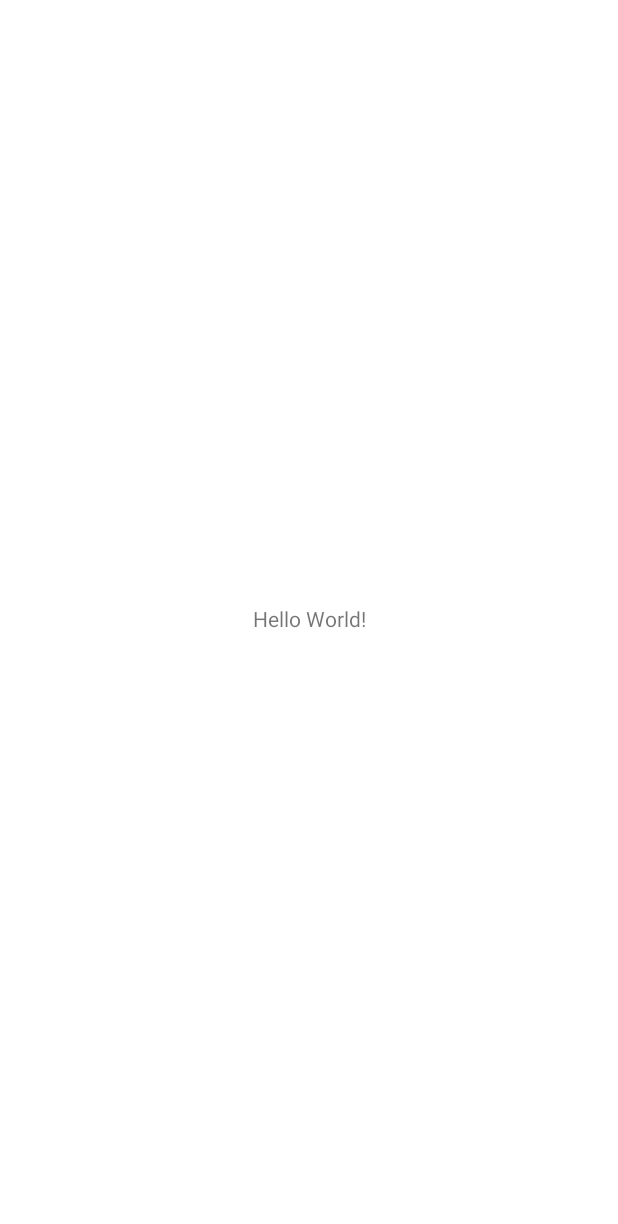
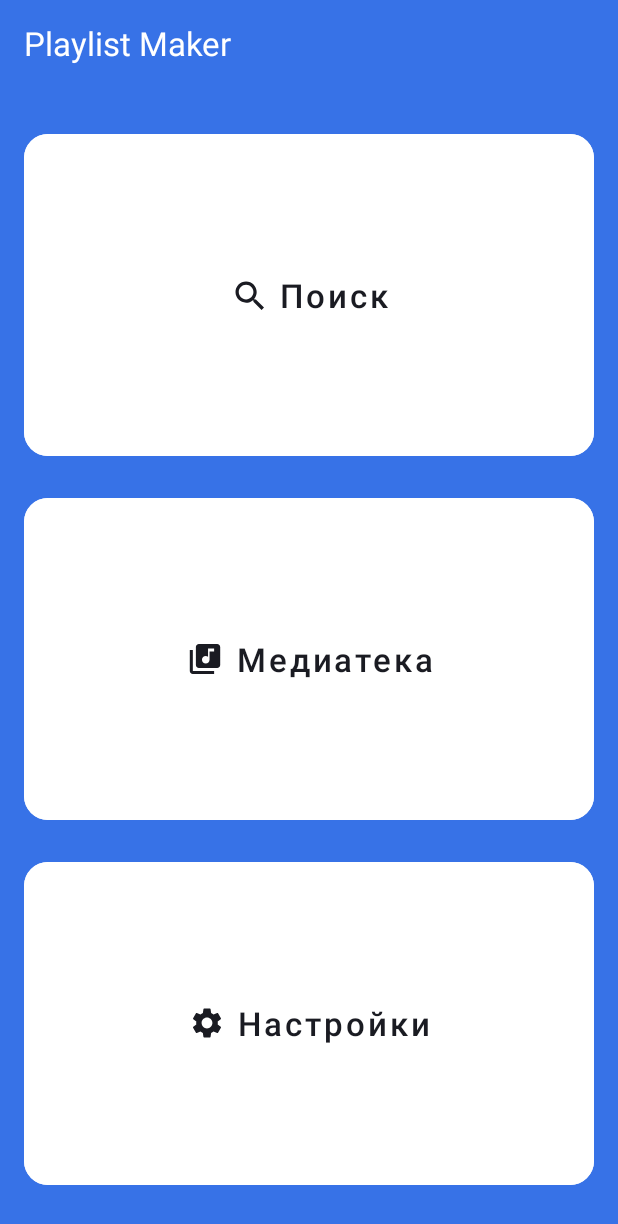
Before and after one commit to Vi1317/PlaylistMaker, an Android app: the screen it shows after launch (MainActivity), on a phone screen of 412 x 824 dp. Before the commit the part shown is almost empty. Shown: the top 1224 px of the screen. Run offline under Robolectric (Android 15) with nearby library versions, the phone set to English and light mode, and no system bars.

Commit message:
8 спринт

```diff
--- a/app/src/main/java/com/example/playlistmaker/MainActivity.kt
+++ b/app/src/main/java/com/example/playlistmaker/MainActivity.kt
@@ -1,6 +1,9 @@
 package com.example.playlistmaker
 
+import android.content.Intent
 import android.os.Bundle
+import android.widget.Button
+import android.widget.Toast
 import androidx.activity.enableEdgeToEdge
 import androidx.appcompat.app.AppCompatActivity
 import androidx.core.view.ViewCompat
@@ -11,5 +14,23 @@ class MainActivity : AppCompatActivity() {
         super.onCreate(savedInstanceState)
 
         setContentView(R.layout.activity_main)
+
+        val searchButton = findViewById<Button>(R.id.search)
+        searchButton.setOnClickListener {
+            val intent = Intent(this, SearchActivity::class.java)
+            startActivity(intent)
+        }
+
+        val mediaButton = findViewById<Button>(R.id.media)
+        mediaButton.setOnClickListener {
+            val intent = Intent(this, MediaActivity::class.java)
+            startActivity(intent)
+        }
+
+        val settingsButton = findViewById<Button>(R.id.settings)
+        settingsButton.setOnClickListener {
+            val intent = Intent(this, SettingsActivity::class.java)
+            startActivity(intent)
+        }
     }
 }
--- /dev/null
+++ b/app/src/main/res/drawable/ic_media_24.xml
@@ -0,0 +1,9 @@
+<vector xmlns:android="http://schemas.android.com/apk/res/android"
+    android:width="25dp"
+    android:height="24dp"
+    android:viewportWidth="25"
+    android:viewportHeight="24">
+  <path
+      android:pathData="M20.5,2H8.5C7.4,2 6.5,2.9 6.5,4V16C6.5,17.1 7.4,18 8.5,18H20.5C21.6,18 22.5,17.1 22.5,16V4C22.5,2.9 21.6,2 20.5,2ZM18.5,7H15.5V12.5C15.5,13.88 14.38,15 13,15C11.62,15 10.5,13.88 10.5,12.5C10.5,11.12 11.62,10 13,10C13.57,10 14.08,10.19 14.5,10.51V5H18.5V7ZM4.5,6H2.5V20C2.5,21.1 3.4,22 4.5,22H18.5V20H4.5V6Z"
+      android:fillColor="#1A1B22"/>
+</vector>
--- /dev/null
+++ b/app/src/main/res/drawable/ic_search_24.xml
@@ -0,0 +1,9 @@
+<vector xmlns:android="http://schemas.android.com/apk/res/android"
+    android:width="24dp"
+    android:height="24dp"
+    android:viewportWidth="24"
+    android:viewportHeight="24">
+  <path
+      android:pathData="M16.579,14.95H15.721L15.417,14.656C16.481,13.418 17.122,11.81 17.122,10.061C17.122,6.161 13.961,3 10.061,3C6.161,3 3,6.161 3,10.061C3,13.961 6.161,17.122 10.061,17.122C11.81,17.122 13.418,16.481 14.656,15.417L14.95,15.721V16.579L20.381,22L22,20.381L16.579,14.95ZM10.061,14.95C7.356,14.95 5.173,12.766 5.173,10.061C5.173,7.356 7.356,5.173 10.061,5.173C12.766,5.173 14.95,7.356 14.95,10.061C14.95,12.766 12.766,14.95 10.061,14.95Z"
+      android:fillColor="#1A1B22"/>
+</vector>
--- /dev/null
+++ b/app/src/main/res/drawable/ic_settings_24.xml
@@ -0,0 +1,9 @@
+<vector xmlns:android="http://schemas.android.com/apk/res/android"
+    android:width="24dp"
+    android:height="24dp"
+    android:viewportWidth="24"
+    android:viewportHeight="24">
+  <path
+      android:pathData="M19.14,12.94C19.18,12.64 19.2,12.33 19.2,12C19.2,11.68 19.18,11.36 19.13,11.06L21.16,9.48C21.34,9.34 21.39,9.07 21.28,8.87L19.36,5.55C19.24,5.33 18.99,5.26 18.77,5.33L16.38,6.29C15.88,5.91 15.35,5.59 14.76,5.35L14.4,2.81C14.36,2.57 14.16,2.4 13.92,2.4H10.08C9.84,2.4 9.65,2.57 9.61,2.81L9.25,5.35C8.66,5.59 8.12,5.92 7.63,6.29L5.24,5.33C5.02,5.25 4.77,5.33 4.65,5.55L2.74,8.87C2.62,9.08 2.66,9.34 2.86,9.48L4.89,11.06C4.84,11.36 4.8,11.69 4.8,12C4.8,12.31 4.82,12.64 4.87,12.94L2.84,14.52C2.66,14.66 2.61,14.93 2.72,15.13L4.64,18.45C4.76,18.67 5.01,18.74 5.23,18.67L7.62,17.71C8.12,18.09 8.65,18.41 9.24,18.65L9.6,21.19C9.65,21.43 9.84,21.6 10.08,21.6H13.92C14.16,21.6 14.36,21.43 14.39,21.19L14.75,18.65C15.34,18.41 15.88,18.09 16.37,17.71L18.76,18.67C18.98,18.75 19.23,18.67 19.35,18.45L21.27,15.13C21.39,14.91 21.34,14.66 21.15,14.52L19.14,12.94ZM12,15.6C10.02,15.6 8.4,13.98 8.4,12C8.4,10.02 10.02,8.4 12,8.4C13.98,8.4 15.6,10.02 15.6,12C15.6,13.98 13.98,15.6 12,15.6Z"
+      android:fillColor="#1A1B22"/>
+</vector>
--- a/app/src/main/res/layout/activity_main.xml
+++ b/app/src/main/res/layout/activity_main.xml
@@ -1,19 +1,34 @@
 <?xml version="1.0" encoding="utf-8"?>
-<androidx.constraintlayout.widget.ConstraintLayout xmlns:android="http://schemas.android.com/apk/res/android"
+<LinearLayout xmlns:android="http://schemas.android.com/apk/res/android"
     xmlns:app="http://schemas.android.com/apk/res-auto"
-    xmlns:tools="http://schemas.android.com/tools"
-    android:id="@+id/main"
     android:layout_width="match_parent"
     android:layout_height="match_parent"
-    tools:context=".MainActivity">
+    android:id="@+id/main"
+    android:orientation="vertical"
+    android:background="@color/blue"
+    android:paddingStart="@dimen/padding_16"
+    android:paddingEnd="@dimen/padding_16"
+    android:paddingBottom="@dimen/padding_28">
 
-    <TextView
-        android:layout_width="wrap_content"
-        android:layout_height="wrap_content"
-        android:text="Hello World!"
-        app:layout_constraintBottom_toBottomOf="parent"
-        app:layout_constraintEnd_toEndOf="parent"
-        app:layout_constraintStart_toStartOf="parent"
-        app:layout_constraintTop_toTopOf="parent" />
+    <TextView style="@style/header"
+        android:text="@string/app_name"
+        android:textColor="@color/white">
+    </TextView>
 
-</androidx.constraintlayout.widget.ConstraintLayout>
+    <Button style="@style/main_menu_buttons"
+        android:id="@+id/search"
+        android:text="@string/search"
+        app:icon="@drawable/ic_search_24"
+        android:layout_marginTop="@dimen/padding_24"/>
+
+    <Button style="@style/main_menu_buttons"
+        android:id="@+id/media"
+        android:text="@string/media"
+        app:icon="@drawable/ic_media_24" />
+
+    <Button style="@style/main_menu_buttons"
+        android:id="@+id/settings"
+        android:text="@string/settings"
+        app:icon="@drawable/ic_settings_24" />
+
+</LinearLayout>
--- a/app/src/main/res/values/colors.xml
+++ b/app/src/main/res/values/colors.xml
@@ -1,5 +1,10 @@
 <?xml version="1.0" encoding="utf-8"?>
 <resources>
-    <color name="black">#FF000000</color>
-    <color name="white">#FFFFFFFF</color>
+    <color name="black">#1A1B22</color>
+    <color name="white">#FFFFFF</color>
+    <color name="text_gray">#AEAFB4</color>
+    <color name="light_gray">#E6E8EB</color>
+    <color name="red">#F56B6C</color>
+    <color name="blue">#3772E7</color>
+    <color name="blue_light">#9FBBF3</color>
 </resources>
--- /dev/null
+++ b/app/src/main/res/values/dimens.xml
@@ -0,0 +1,9 @@
+<?xml version="1.0" encoding="utf-8"?>
+<resources>
+    <dimen name="padding_28">28dp</dimen>
+    <dimen name="padding_24">24dp</dimen>
+    <dimen name="padding_16">16dp</dimen>
+    <dimen name="padding_14">14dp</dimen>
+    <dimen name="main_text">22sp</dimen>
+    <dimen name="menu_text">16sp</dimen>
+</resources>
--- a/app/src/main/res/values/strings.xml
+++ b/app/src/main/res/values/strings.xml
@@ -1,3 +1,11 @@
 <resources>
     <string name="app_name">Playlist Maker</string>
+    <string name="search">Поиск</string>
+    <string name="media">Медиатека</string>
+    <string name="settings">Настройки</string>
+    <string name="theme">Темная тема</string>
+    <string name="share">Поделиться приложением</string>
+    <string name="support">Написать в поддержку</string>
+    <string name="agreement">Пользовательское соглашение</string>
+    <string name="back">Назад</string>
 </resources>
--- /dev/null
+++ b/app/src/main/res/values/style.xml
@@ -0,0 +1,47 @@
+<?xml version="1.0" encoding="utf-8"?>
+<resources>
+    <style name="header">
+        <item name="android:layout_width">wrap_content</item>
+        <item name="android:layout_height">wrap_content</item>
+        <item name="android:textColor">@color/black</item>
+        <item name="android:textSize">@dimen/main_text</item>
+        <item name="android:layout_marginTop">@dimen/padding_14</item>
+        <item name="android:layout_marginBottom">@dimen/padding_16</item>
+    </style>
+
+    <style name="main_menu_buttons" parent="Widget.MaterialComponents.Button.UnelevatedButton">
+        <item name="android:layout_width">match_parent</item>
+        <item name="android:layout_height">0dp</item>
+        <item name="android:backgroundTint">@color/white</item>
+        <item name="android:layout_weight">1</item>
+        <item name="android:layout_marginTop">@dimen/padding_16</item>
+        <item name="android:gravity">center</item>
+        <item name="cornerRadius">16dp</item>
+
+        <item name="android:textAllCaps">false</item>
+        <item name="android:textSize">@dimen/main_text</item>
+        <item name="android:textColor">@color/black</item>
+
+        <item name="iconGravity">textStart</item>
+        <item name="iconTint">@color/black</item>
+        <item name="iconPadding">8dp</item>
+    </style>
+
+    <style name="settings_menu_element">
+        <item name="android:layout_width">match_parent</item>
+        <item name="android:layout_height">wrap_content</item>
+        <item name="android:orientation">horizontal</item>
+        <item name="android:gravity">center_vertical</item>
+    </style>
+
+    <style name="settings_menu_text">
+        <item name="android:layout_width">0dp</item>
+        <item name="android:layout_height">wrap_content</item>
+        <item name="android:layout_weight">1</item>
+        <item name="android:textSize">@dimen/menu_text</item>
+        <item name="android:textColor">@color/black</item>
+        <item name="android:gravity">start|center_vertical</item>
+        <item name="android:paddingBottom">21dp</item>
+        <item name="android:paddingTop">21dp</item>
+    </style>
+</resources>
```
Also changed, not shown: app/src/main/AndroidManifest.xml (+10 -1 lines), app/src/main/java/com/example/playlistmaker/MediaActivity.kt (added, +20 -0 lines), app/src/main/java/com/example/playlistmaker/SearchActivity.kt (added, +20 -0 lines), app/src/main/java/com/example/playlistmaker/SettingsActivity.kt (added, +26 -0 lines), app/src/main/res/drawable/ic_back_24.xml (added, +13 -0 lines), app/src/main/res/drawable/ic_forward_24.xml (added, +9 -0 lines), app/src/main/res/drawable/ic_share_24.xml (added, +9 -0 lines), app/src/main/res/drawable/ic_support_24.xml (added, +18 -0 lines), app/src/main/res/layout/activity_media.xml (added, +10 -0 lines), app/src/main/res/layout/activity_search.xml (added, +10 -0 lines), app/src/main/res/layout/activity_settings.xml (added, +101 -0 lines).
